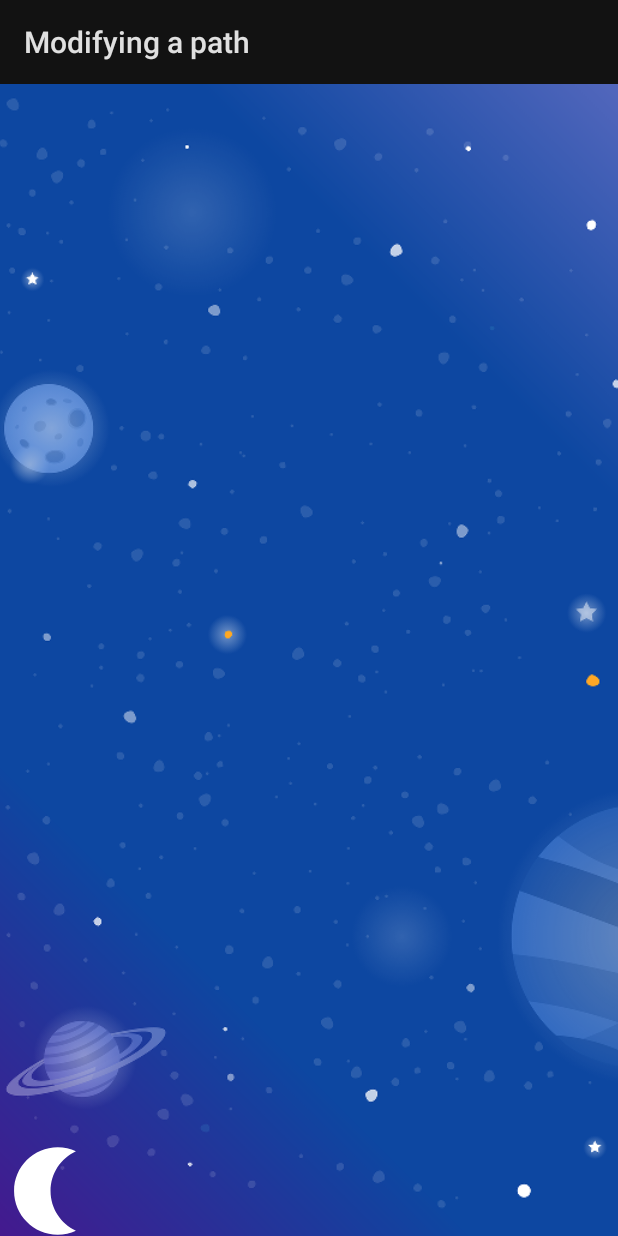
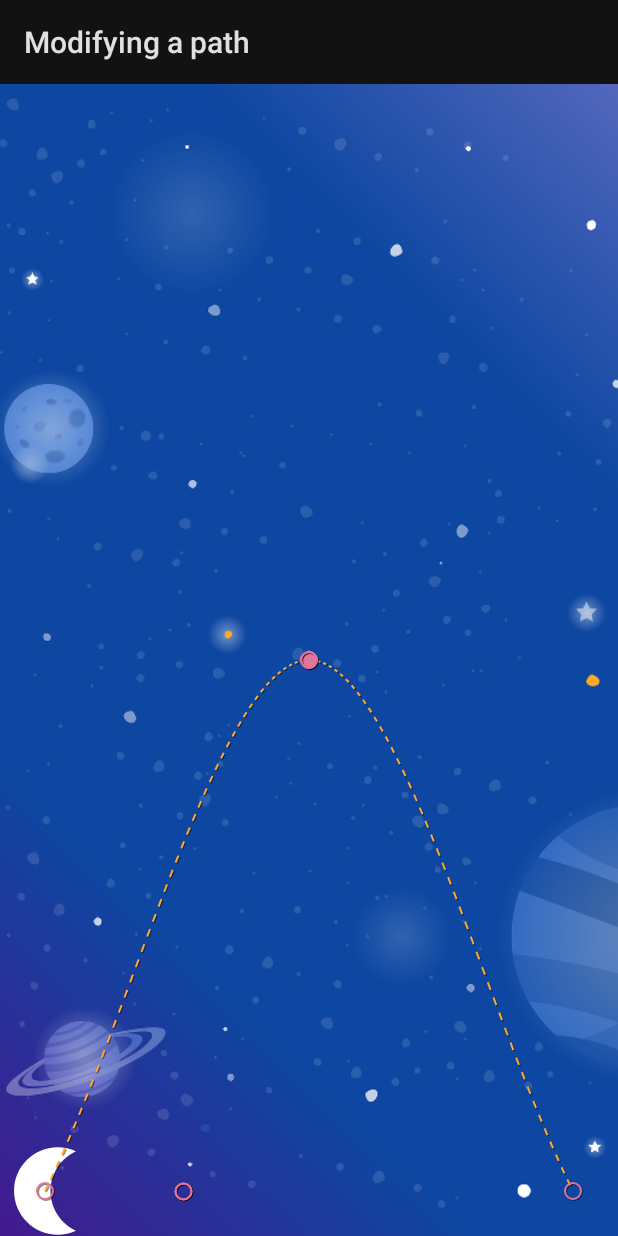
Before and after one commit to P-BUS/android-motionlayout, an Android app: the Step3Activity screen opened directly, with no data from a screen before it, on a phone screen of 412 x 824 dp. Run offline under Robolectric (Android 15) with nearby library versions, the phone set to English and light mode, and no system bars.

Commit message:
MotionScene3: simple KeyPosition for view path is added

```diff
--- a/app/src/main/res/layout/activity_step3.xml
+++ b/app/src/main/res/layout/activity_step3.xml
@@ -16,6 +16,7 @@
 <androidx.constraintlayout.motion.widget.MotionLayout xmlns:android="http://schemas.android.com/apk/res/android"
     xmlns:app="http://schemas.android.com/apk/res-auto"
     xmlns:tools="http://schemas.android.com/tools"
+    app:motionDebug="SHOW_PATH"
     android:layout_width="match_parent"
     android:layout_height="match_parent"
     app:layoutDescription="@xml/step3">
--- a/app/src/main/res/xml/step3.xml
+++ b/app/src/main/res/xml/step3.xml
@@ -26,6 +26,13 @@
                 motion:targetId="@id/moon"
                 motion:clickAction="toggle"
         />
+        <KeyFrameSet >
+            <KeyPosition
+                motion:motionTarget="@+id/moon"
+                motion:framePosition="50"
+                motion:keyPositionType="parentRelative"
+                motion:percentY="0.5" />
+        </KeyFrameSet>
 
         <!-- TODO: Add KeyFrameSet and KeyPosition -->
     </Transition>
```
